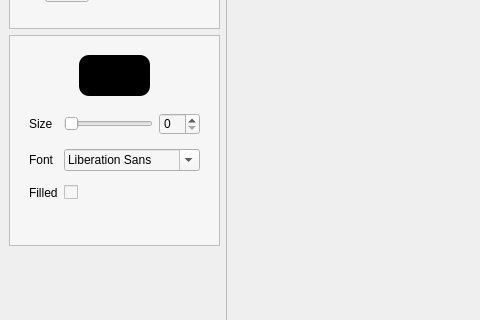
Before: the Qt Designer form gui.ui in grytsiuko/Painter, drawn with Qt 5; both pictures show x 0 to 480 and y 260 to 580 of the 1011 by 768 pixel window.
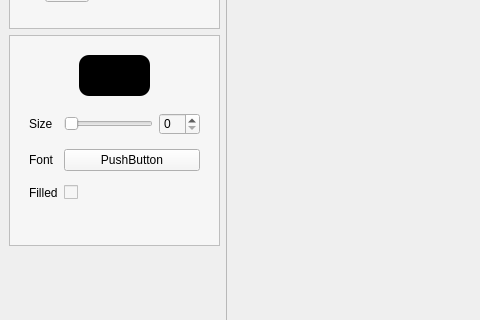
After: the same form once the commit is applied. Icons and pictures are not drawn.

Commit message: Font picker

What changed in the file:
```diff
--- a/gui.ui
+++ b/gui.ui
@@ -392,9 +392,6 @@
           <item row="0" column="2">
            <widget class="QSpinBox" name="size_spin"/>
           </item>
-          <item row="1" column="1" colspan="2">
-           <widget class="QFontComboBox" name="font_picker"/>
-          </item>
           <item row="2" column="1" colspan="2">
            <widget class="QCheckBox" name="filled_check">
             <property name="text">
@@ -402,6 +399,13 @@
             </property>
            </widget>
           </item>
+          <item row="1" column="1" colspan="2">
+           <widget class="QPushButton" name="font_button">
+            <property name="text">
+             <string>PushButton</string>
+            </property>
+           </widget>
+          </item>
          </layout>
         </widget>
        </widget>
```
The commit also changes 2 other files.
